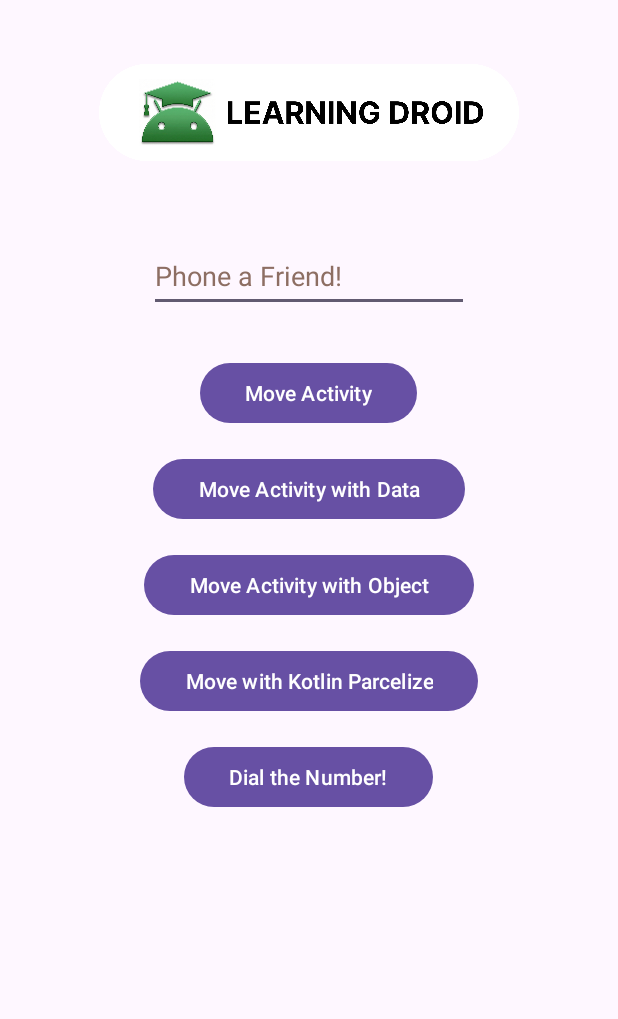
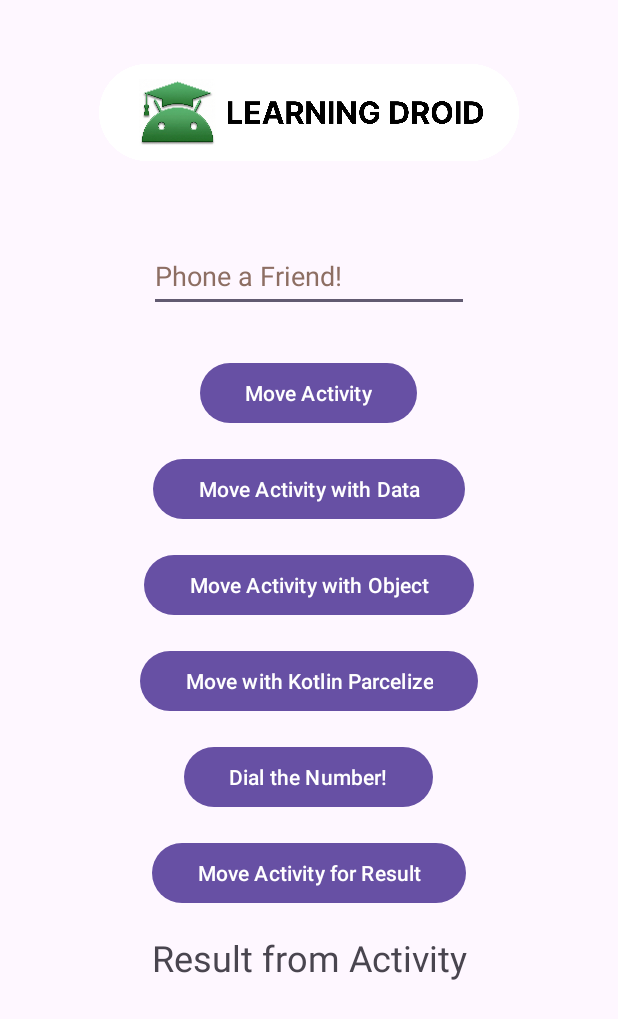
Before and after one commit to MHilmiAdz/LearningDroid, an Android app: the screen it shows after launch (MainActivity), on a phone screen of 412 x 824 dp. Shown: the top 1019 px of the screen. Run offline under Robolectric (Android 15) with nearby library versions, the phone set to English and light mode, and no system bars.

Commit message:
ADD | Implement Intent with Returned Data
Implemented a new feature demonstrating how to start an activity and receive a result back.

Changes Included:

- Added `MoveForResultActivity` and its layout to handle user number selection via RadioGroup.
- Updated `MainActivity` to use `ActivityResultContracts` and `ActivityResultLauncher` to receive and display the returned data.
- Added UI elements (Button and TextView) to `activity_main.xml` for the new feature.
- Registered the new activity in `AndroidManifest.xml`.
- Updated README to v0.0.6, added documentation for the new feature, and removed obsolete screenshot resources.

```diff
--- a/app/src/main/AndroidManifest.xml
+++ b/app/src/main/AndroidManifest.xml
@@ -10,6 +10,9 @@
         android:roundIcon="@mipmap/ic_launcher_round"
         android:supportsRtl="true"
         android:theme="@style/Theme.LearningDroid">
+        <activity
+            android:name=".MoveForResultActivity"
+            android:exported="false" />
         <activity
             android:name=".MoveWithObjectActivity"
             android:exported="false" />
--- a/app/src/main/java/com/example/learningdroid/MainActivity.kt
+++ b/app/src/main/java/com/example/learningdroid/MainActivity.kt
@@ -6,12 +6,23 @@ import android.view.View
 import android.widget.Button
 import android.widget.TextView
 import androidx.activity.enableEdgeToEdge
+import androidx.activity.result.contract.ActivityResultContracts
 import androidx.appcompat.app.AppCompatActivity
 import androidx.core.net.toUri
 
 class MainActivity : AppCompatActivity(), View.OnClickListener {
 
     private lateinit var inpnumber: TextView
+    private lateinit var tvResult: TextView
+    private val resultLauncher = registerForActivityResult(
+        ActivityResultContracts.StartActivityForResult()
+    ) { result ->
+        if (result.resultCode == MoveForResultActivity.RESULT_CODE && result.data != null) {
+            val selectedValue =
+                result.data?.getIntExtra(MoveForResultActivity.EXTRA_SELECTED_VALUE, 0)
+            "Result: $selectedValue".also { tvResult.text = it }
+        }
+    }
 
     override fun onCreate(savedInstanceState: Bundle?) {
         super.onCreate(savedInstanceState)
@@ -35,10 +46,14 @@ class MainActivity : AppCompatActivity(), View.OnClickListener {
         val btnDialNumber: Button = findViewById(R.id.btn_dial_number)
         btnDialNumber.setOnClickListener(this)
 
+        val btnMoveForResult: Button = findViewById(R.id.btn_move_for_result)
+        btnMoveForResult.setOnClickListener(this)
+
+        tvResult = findViewById(R.id.tv_result)
     }
 
     override fun onClick(v: View) {
-        when (v.id) {
+        when (v?.id) {
             R.id.btn_move_activity -> {
                 val moveIntent = Intent(this@MainActivity, MoveActivity::class.java)
                 startActivity(moveIntent)
@@ -86,6 +101,11 @@ class MainActivity : AppCompatActivity(), View.OnClickListener {
                 val dialPhoneIntent = Intent(Intent.ACTION_DIAL, "tel:$phoneNumber".toUri())
                 startActivity(dialPhoneIntent)
             }
+
+            R.id.btn_move_for_result -> {
+                val moveForResultIntent = Intent(this@MainActivity, MoveForResultActivity::class.java)
+                resultLauncher.launch(moveForResultIntent)
+            }
         }
     }
 }
--- a/app/src/main/res/layout/activity_main.xml
+++ b/app/src/main/res/layout/activity_main.xml
@@ -69,6 +69,22 @@
         android:paddingHorizontal="30dp"
         android:text="@string/dial_number" />
 
+    <Button
+        android:id="@+id/btn_move_for_result"
+        android:layout_width="wrap_content"
+        android:layout_height="wrap_content"
+        android:layout_marginBottom="16dp"
+        android:paddingHorizontal="30dp"
+        android:text="@string/move_with_result" />
+
+    <TextView
+        android:id="@+id/tv_result"
+        android:layout_width="match_parent"
+        android:layout_height="wrap_content"
+        android:gravity="center"
+        android:text="@string/result_from_activity"
+        android:textSize="24sp" />
+
 
 
 </LinearLayout>
```
Also changed, not shown: app/src/main/java/com/example/learningdroid/MoveForResultActivity.kt (added, +51 -0 lines), app/src/main/res/layout/activity_move_for_result.xml (added, +48 -0 lines), app/src/main/res/drawable/s006.png (added), app/src/main/res/drawable/ss001.png (deleted), app/src/main/res/drawable/ss002_1.png (deleted), app/src/main/res/drawable/ss002_2.png (deleted), app/src/main/res/drawable/ss003_1.png (deleted), app/src/main/res/drawable/ss003_2.png (deleted), app/src/main/res/drawable/ss003_3.png (deleted), 1 other file.
